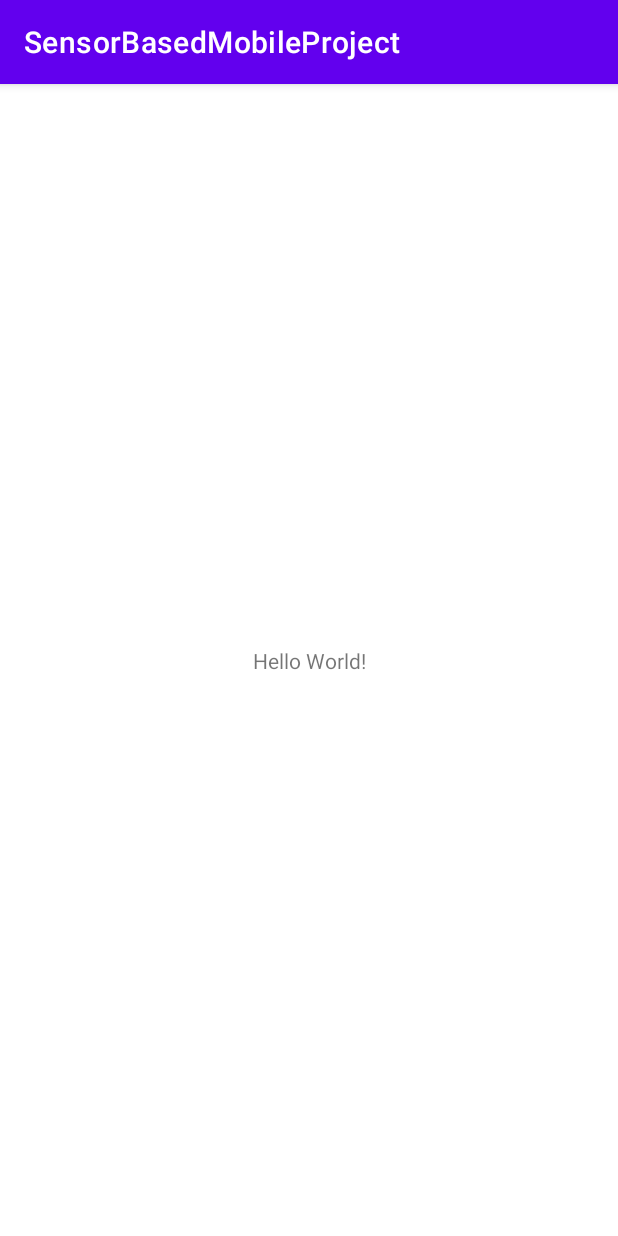
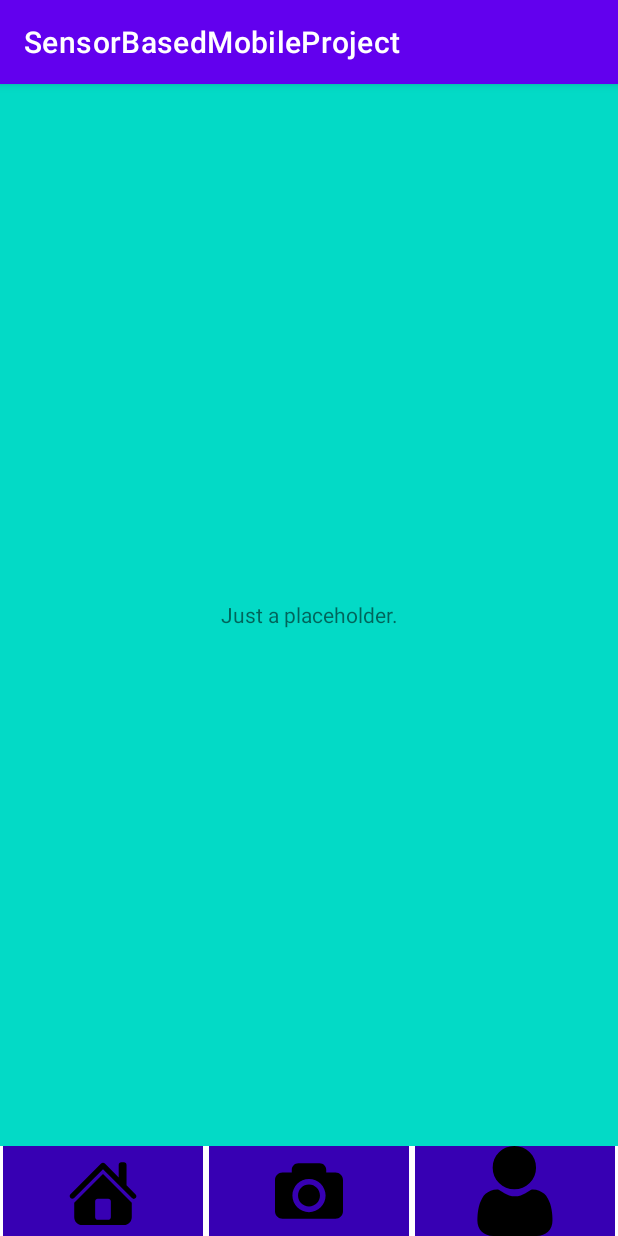
Before and after one commit to Diakko/SensorBasedMobileProject, an Android app: the screen it shows after launch (MainActivity), on a phone screen of 412 x 824 dp. Run offline under Robolectric (Android 15) with nearby library versions, the phone set to English and light mode, and no system bars.

Commit message:
Added navigation bar, and a placeholder for main fragment. Also some icons and colours

```diff
--- a/app/build.gradle
+++ b/app/build.gradle
@@ -1,6 +1,7 @@
 plugins {
     id 'com.android.application'
     id 'kotlin-android'
+    id 'kotlin-android-extensions'
 }
 
 android {
@@ -39,6 +40,8 @@ dependencies {
     implementation 'androidx.appcompat:appcompat:1.2.0'
     implementation 'com.google.android.material:material:1.3.0'
     implementation 'androidx.constraintlayout:constraintlayout:2.0.4'
+    implementation 'androidx.legacy:legacy-support-v4:1.0.0'
+    implementation "androidx.fragment:fragment:1.2.0"
     testImplementation 'junit:junit:4.+'
     androidTestImplementation 'androidx.test.ext:junit:1.1.2'
     androidTestImplementation 'androidx.test.espresso:espresso-core:3.3.0'
--- a/app/src/main/java/com/example/sensorbasedmobileproject/MainActivity.kt
+++ b/app/src/main/java/com/example/sensorbasedmobileproject/MainActivity.kt
@@ -2,10 +2,23 @@ package com.example.sensorbasedmobileproject
 
 import androidx.appcompat.app.AppCompatActivity
 import android.os.Bundle
+import androidx.fragment.app.Fragment
 
 class MainActivity : AppCompatActivity() {
+    private lateinit var mainScreenFragment: Fragment
+    private lateinit var navigationFragment: Fragment
+
     override fun onCreate(savedInstanceState: Bundle?) {
         super.onCreate(savedInstanceState)
         setContentView(R.layout.activity_main)
+
+
+        navigationFragment = NavigationFragment(this)
+        mainScreenFragment = MainFragment()
+        supportFragmentManager.beginTransaction().apply {
+            replace(R.id.bottom_nav_fragment, navigationFragment)
+            replace(R.id.main_screen_fragment, mainScreenFragment)
+            commit()
+        }
     }
 }
--- /dev/null
+++ b/app/src/main/java/com/example/sensorbasedmobileproject/MainFragment.kt
@@ -0,0 +1,19 @@
+package com.example.sensorbasedmobileproject
+
+import android.os.Bundle
+import androidx.fragment.app.Fragment
+import android.view.LayoutInflater
+import android.view.View
+import android.view.ViewGroup
+
+class MainFragment : Fragment() {
+
+    override fun onCreateView(
+        inflater: LayoutInflater, container: ViewGroup?,
+        savedInstanceState: Bundle?
+    ): View? {
+        // Inflate the layout for this fragment
+        return inflater.inflate(R.layout.fragment_main, container, false)
+    }
+
+}
--- /dev/null
+++ b/app/src/main/java/com/example/sensorbasedmobileproject/NavigationFragment.kt
@@ -0,0 +1,41 @@
+package com.example.sensorbasedmobileproject
+
+import android.content.Context
+import android.content.DialogInterface
+import android.os.Bundle
+import androidx.fragment.app.Fragment
+import android.view.LayoutInflater
+import android.view.View
+import android.view.ViewGroup
+import android.widget.ImageButton
+import android.widget.Toast
+import androidx.appcompat.app.AlertDialog
+
+class NavigationFragment(private val applicationContext: Context) : Fragment() {
+
+    private val positiveButtonClick = { _: DialogInterface, _: Int ->
+        Toast.makeText(applicationContext, R.string.yes_alert, Toast.LENGTH_SHORT).show()
+    }
+    private val negativeButtonClick = { _: DialogInterface, _: Int ->
+        Toast.makeText(applicationContext, R.string.no_alert, Toast.LENGTH_SHORT).show()
+    }
+
+    override fun onCreateView(
+        inflater: LayoutInflater, container: ViewGroup?,
+        savedInstanceState: Bundle?
+    ): View? {
+        // Inflate the layout for this fragment
+        val view = inflater.inflate(R.layout.fragment_navigation, container, false)
+        val cameraButton = view.findViewById<ImageButton>(R.id.camera_button)
+        cameraButton.setOnClickListener(){
+
+            val builder = AlertDialog.Builder(applicationContext)
+            builder.setTitle(R.string.alert_title)
+            builder.setMessage(R.string.alert_text)
+            builder.setPositiveButton("Ok", DialogInterface.OnClickListener(function = positiveButtonClick))
+            builder.setNegativeButton("No", negativeButtonClick)
+            builder.show()
+        }
+        return view
+    }
+}
--- /dev/null
+++ b/app/src/main/res/drawable/camera_icon.xml
@@ -0,0 +1,4 @@
+<vector android:height="45.5dp" android:viewportHeight="36.174"
+    android:viewportWidth="36.174" android:width="45.5dp" xmlns:android="http://schemas.android.com/apk/res/android">
+    <path android:fillColor="#FF000000" android:pathData="M23.921,20.528c0,3.217 -2.617,5.834 -5.834,5.834s-5.833,-2.617 -5.833,-5.834s2.616,-5.834 5.833,-5.834S23.921,17.312 23.921,20.528zM36.174,12.244v16.57c0,2.209 -1.791,4 -4,4H4c-2.209,0 -4,-1.791 -4,-4v-16.57c0,-2.209 1.791,-4 4,-4h4.92V6.86c0,-1.933 1.566,-3.5 3.5,-3.5h11.334c1.934,0 3.5,1.567 3.5,3.5v1.383h4.92C34.383,8.244 36.174,10.035 36.174,12.244zM26.921,20.528c0,-4.871 -3.963,-8.834 -8.834,-8.834c-4.87,0 -8.833,3.963 -8.833,8.834s3.963,8.834 8.833,8.834C22.958,29.362 26.921,25.399 26.921,20.528z"/>
+</vector>
--- /dev/null
+++ b/app/src/main/res/drawable/home_icon.xml
@@ -0,0 +1,9 @@
+<vector xmlns:android="http://schemas.android.com/apk/res/android"
+    android:width="45.532dp"
+    android:height="45.532dp"
+    android:viewportWidth="26"
+    android:viewportHeight="26">
+  <path
+      android:pathData="M20,2.0313C19.4492,2.0313 19,2.4805 19,3.0313L19,7.8125L13.7188,2.5313C13.3281,2.1406 12.6719,2.1406 12.2813,2.5313L0.5625,14.2813C0.1719,14.6719 0.1719,15.2969 0.5625,15.6875C0.9531,16.0781 1.5781,16.0781 1.9688,15.6875L13,4.6563L24.0625,15.7188C24.2578,15.9141 24.5234,16.0313 24.7813,16.0313C25.0391,16.0313 25.2734,15.9141 25.4688,15.7188C25.8594,15.3281 25.8594,14.7031 25.4688,14.3125L22,10.8438L22,3.0313C22,2.4805 21.5508,2.0313 21,2.0313ZM13,6.5L2,17.5L2,23C2,24.6563 3.3438,26 5,26L21,26C22.6563,26 24,24.6563 24,23L24,17.5ZM11,16L15,16C15.5508,16 16,16.4492 16,17L16,23C16,23.5508 15.5508,24 15,24L11,24C10.4492,24 10,23.5508 10,23L10,17C10,16.4492 10.4492,16 11,16Z"
+      android:fillColor="#000000"/>
+</vector>
--- /dev/null
+++ b/app/src/main/res/drawable/profile_icon.xml
@@ -0,0 +1,5 @@
+<vector android:height="40dp" android:viewportHeight="512.002"
+    android:viewportWidth="512" android:width="40dp" xmlns:android="http://schemas.android.com/apk/res/android">
+    <path android:fillColor="#FF000000" android:pathData="m252.352,246.633c33.883,0 63.223,-12.152 87.195,-36.129 23.973,-23.973 36.125,-53.305 36.125,-87.191 0,-33.875 -12.152,-63.211 -36.129,-87.191 -23.977,-23.969 -53.313,-36.121 -87.191,-36.121 -33.887,0 -63.219,12.152 -87.191,36.125s-36.129,53.309 -36.129,87.188c0,33.887 12.156,63.223 36.133,87.195 23.977,23.969 53.313,36.125 87.188,36.125zM252.352,246.633"/>
+    <path android:fillColor="#FF000000" android:pathData="m468.129,393.703c-0.691,-9.977 -2.09,-20.859 -4.148,-32.352 -2.078,-11.578 -4.754,-22.523 -7.957,-32.527 -3.309,-10.34 -7.809,-20.551 -13.371,-30.336 -5.773,-10.156 -12.555,-19 -20.164,-26.277 -7.957,-7.613 -17.699,-13.734 -28.965,-18.199 -11.227,-4.441 -23.668,-6.691 -36.977,-6.691 -5.227,0 -10.281,2.145 -20.043,8.5 -6.008,3.918 -13.035,8.449 -20.879,13.461 -6.707,4.273 -15.793,8.277 -27.016,11.902 -10.949,3.543 -22.066,5.34 -33.039,5.34 -10.973,0 -22.086,-1.797 -33.047,-5.34 -11.211,-3.621 -20.297,-7.625 -26.996,-11.898 -7.77,-4.965 -14.801,-9.496 -20.898,-13.469 -9.75,-6.355 -14.809,-8.5 -20.035,-8.5 -13.313,0 -25.75,2.254 -36.973,6.699 -11.258,4.457 -21.004,10.578 -28.969,18.199 -7.605,7.281 -14.391,16.121 -20.156,26.273 -5.559,9.785 -10.059,19.992 -13.371,30.34 -3.199,10.004 -5.875,20.945 -7.953,32.523 -2.059,11.477 -3.457,22.363 -4.148,32.363 -0.68,9.797 -1.023,19.965 -1.023,30.234 0,26.727 8.496,48.363 25.25,64.32 16.547,15.746 38.441,23.734 65.066,23.734h246.531c26.625,0 48.512,-7.984 65.063,-23.734 16.758,-15.945 25.254,-37.586 25.254,-64.324 -0.004,-10.316 -0.352,-20.492 -1.035,-30.242zM468.129,393.703"/>
+</vector>
--- a/app/src/main/res/layout/activity_main.xml
+++ b/app/src/main/res/layout/activity_main.xml
@@ -6,13 +6,22 @@
     android:layout_height="match_parent"
     tools:context=".MainActivity">
 
-    <TextView
-        android:layout_width="wrap_content"
-        android:layout_height="wrap_content"
-        android:text="Hello World!"
-        app:layout_constraintBottom_toBottomOf="parent"
-        app:layout_constraintLeft_toLeftOf="parent"
-        app:layout_constraintRight_toRightOf="parent"
-        app:layout_constraintTop_toTopOf="parent" />
+    <LinearLayout
+        android:layout_width="match_parent"
+        android:layout_height="match_parent"
+        android:orientation="vertical">
+
+        <androidx.fragment.app.FragmentContainerView
+            android:id="@+id/main_screen_fragment"
+            android:layout_width="match_parent"
+            android:layout_height="0dp"
+            android:layout_weight="1"/>
+
+        <androidx.fragment.app.FragmentContainerView
+            android:id="@+id/bottom_nav_fragment"
+            android:layout_width="match_parent"
+            android:layout_height="wrap_content"/>
+    </LinearLayout>
+
 
 </androidx.constraintlayout.widget.ConstraintLayout>
--- /dev/null
+++ b/app/src/main/res/layout/fragment_main.xml
@@ -0,0 +1,16 @@
+<?xml version="1.0" encoding="utf-8"?>
+<FrameLayout xmlns:android="http://schemas.android.com/apk/res/android"
+    xmlns:tools="http://schemas.android.com/tools"
+    android:layout_width="match_parent"
+    android:layout_height="match_parent"
+    android:background="@color/design_default_color_secondary"
+    tools:context=".MainFragment">
+
+
+    <TextView
+        android:gravity="center"
+        android:layout_width="match_parent"
+        android:layout_height="match_parent"
+        android:text="@string/hello_blank_fragment" />
+
+</FrameLayout>
--- /dev/null
+++ b/app/src/main/res/layout/fragment_navigation.xml
@@ -0,0 +1,38 @@
+<?xml version="1.0" encoding="utf-8"?>
+<LinearLayout xmlns:android="http://schemas.android.com/apk/res/android"
+    xmlns:app="http://schemas.android.com/apk/res-auto"
+    xmlns:tools="http://schemas.android.com/tools"
+    android:layout_width="match_parent"
+    android:layout_height="60dp"
+    tools:context=".NavigationFragment">
+
+    <ImageButton
+        android:id="@+id/home_button"
+        android:layout_width="0dp"
+        android:layout_height="match_parent"
+        android:layout_weight="1"
+        android:layout_marginHorizontal="2dp"
+        android:background="@color/design_default_color_primary_variant"
+        android:contentDescription="@string/home_button_description"
+        android:src="@drawable/home_icon" />
+
+    <ImageButton
+        android:id="@+id/camera_button"
+        android:layout_width="0dp"
+        android:layout_height="match_parent"
+        android:layout_marginHorizontal="2dp"
+        android:layout_weight="1"
+        android:background="@color/design_default_color_primary_variant"
+        android:contentDescription="@string/camera_button_description"
+        android:src="@drawable/camera_icon" />
+
+    <ImageView
+        android:id="@+id/profile_button"
+        android:layout_width="0dp"
+        android:layout_height="match_parent"
+        android:layout_weight="1"
+        android:layout_marginHorizontal="2dp"
+        android:background="@color/design_default_color_primary_variant"
+        android:contentDescription="@string/profile_button_description"
+        android:src="@drawable/profile_icon" />
+</LinearLayout>
--- a/app/src/main/res/values/strings.xml
+++ b/app/src/main/res/values/strings.xml
@@ -1,3 +1,18 @@
 <resources>
     <string name="app_name">SensorBasedMobileProject</string>
+
+    // Button Descriptions
+    <string name="camera_button_description">Scan barcodes with this camera button</string>
+    <string name="home_button_description">Click to get to home view</string>
+    <string name="profile_button_description">Click to get to profile page</string>
+
+    // Button tests
+    <string name="alert_title">Camera button</string>
+    <string name="alert_text">Implemented later with functions!</string>
+    <string name="yes_alert">Very good. Let\'s begin!</string>
+    <string name="no_alert">Hah, you have no choice. Let\'s begin!</string>
+
+    <string name="hello_blank_fragment">Just a placeholder.</string>
+
+
 </resources>
```
Also changed, not shown: gradle/wrapper/gradle-wrapper.properties, 5 other files.
